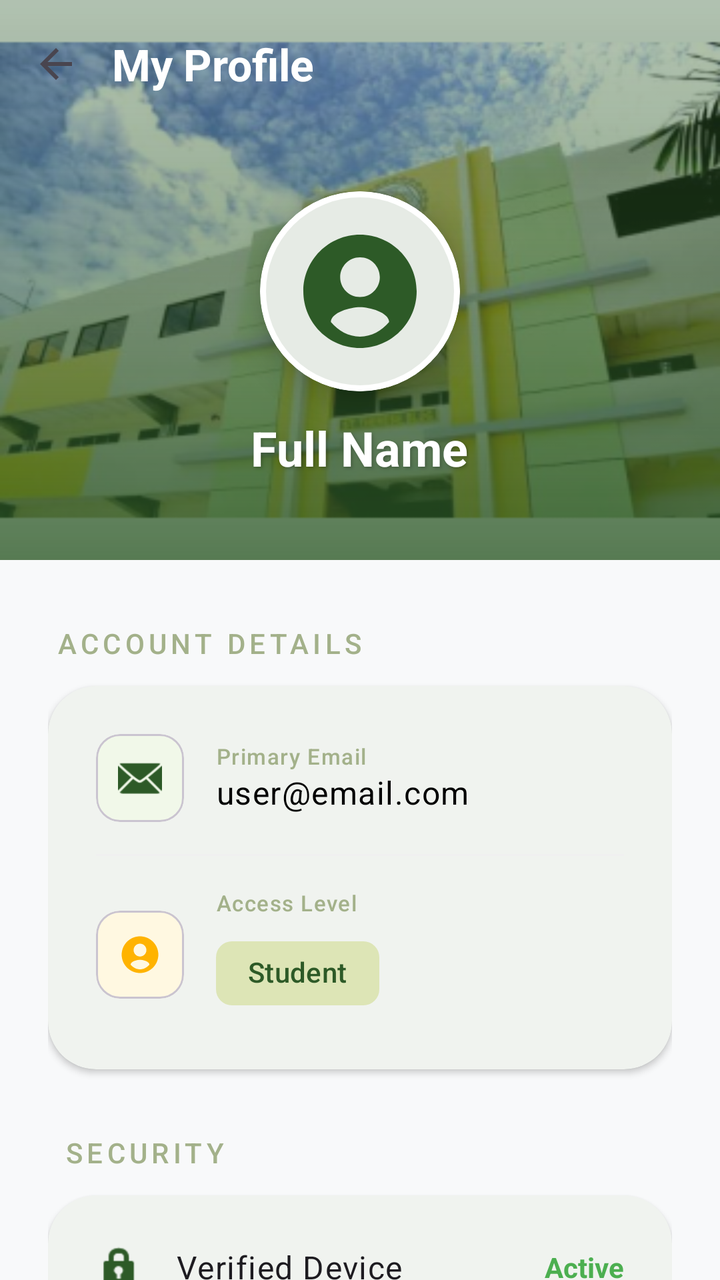
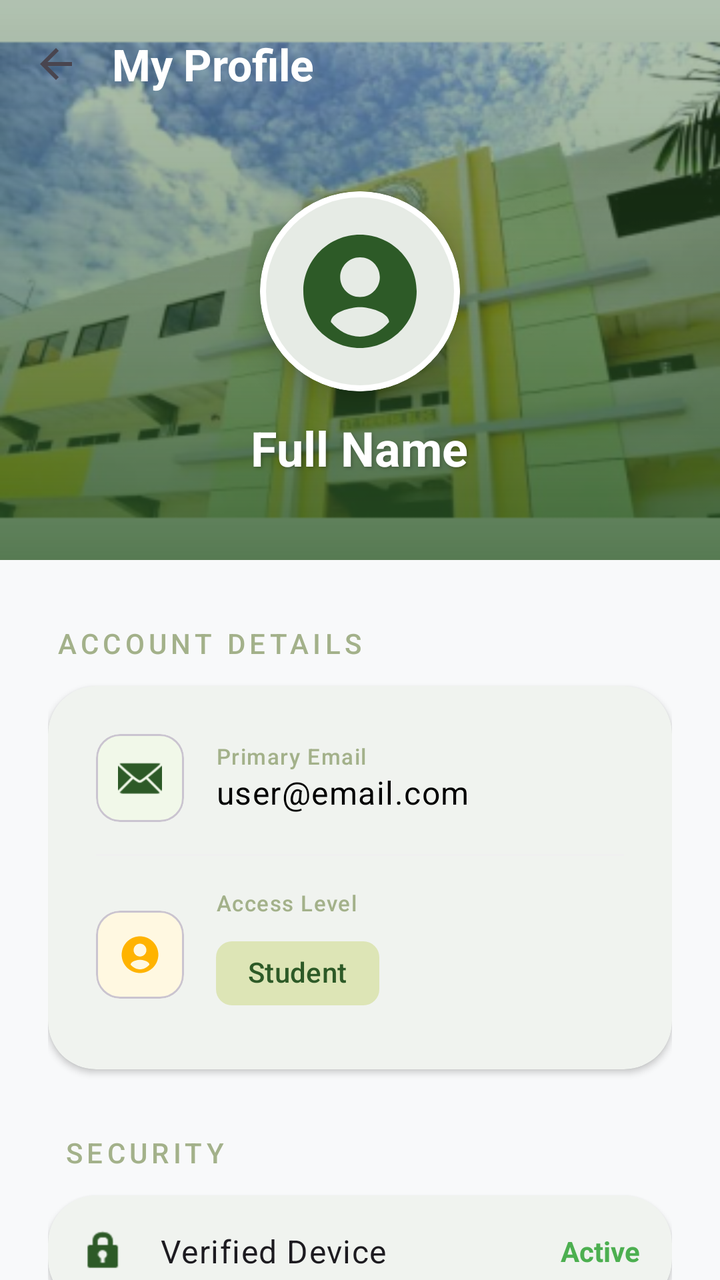

Before-and-after screenshots of an Android layout around one commit, followed by the original layout XML and the change that was made.
<!-- AndroidManifest.xml: application theme Theme.CampusAlert -->
<!-- res/layout/user_settings.xml -->
<?xml version="1.0" encoding="utf-8"?>
<androidx.coordinatorlayout.widget.CoordinatorLayout xmlns:android="http://schemas.android.com/apk/res/android"
    xmlns:app="http://schemas.android.com/apk/res-auto"
    xmlns:tools="http://schemas.android.com/tools"
    android:layout_width="match_parent"
    android:layout_height="match_parent"
    android:background="@color/light_gray">

    
    <com.google.android.material.appbar.AppBarLayout
        android:id="@+id/app_bar"
        android:layout_width="match_parent"
        android:layout_height="280dp"
        android:background="@android:color/transparent">

        <com.google.android.material.appbar.CollapsingToolbarLayout
            android:id="@+id/collapsing_toolbar"
            android:layout_width="match_parent"
            android:layout_height="match_parent"
            app:contentScrim="@color/forest_green"
            app:layout_scrollFlags="scroll|exitUntilCollapsed"
            app:titleEnabled="false">

            <FrameLayout
                android:layout_width="match_parent"
                android:layout_height="match_parent"
                app:layout_collapseMode="parallax">

                <ImageView
                    android:layout_width="match_parent"
                    android:layout_height="match_parent"
                    android:scaleType="centerCrop"
                    android:src="@mipmap/scc_bldg_background"
                    android:contentDescription="Campus Backdrop" />

                
                <View
                    android:layout_width="match_parent"
                    android:layout_height="match_parent"
                    android:background="@drawable/bg_green_scrim"
                    android:alpha="0.88" />
            </FrameLayout>

            <androidx.appcompat.widget.Toolbar
                android:id="@+id/toolbar"
                android:layout_width="match_parent"
                android:layout_height="?attr/actionBarSize"
                app:layout_collapseMode="pin"
                app:navigationIcon="?attr/homeAsUpIndicator"
                app:navigationIconTint="@color/white">

                <TextView
                    android:layout_width="wrap_content"
                    android:layout_height="wrap_content"
                    android:text="My Profile"
                    android:textAppearance="@style/TextAppearance.Material3.TitleLarge"
                    android:textColor="@color/white"
                    android:textStyle="bold" />
            </androidx.appcompat.widget.Toolbar>

            
            <LinearLayout
                android:layout_width="match_parent"
                android:layout_height="wrap_content"
                android:layout_gravity="bottom"
                android:gravity="center"
                android:orientation="vertical"
                android:paddingBottom="40dp"
                app:layout_collapseMode="parallax">

                <com.google.android.material.card.MaterialCardView
                    android:layout_width="100dp"
                    android:layout_height="100dp"
                    app:cardCornerRadius="50dp"
                    app:cardElevation="8dp"
                    app:strokeColor="@color/white"
                    app:strokeWidth="3dp">

                    <ImageView
                        android:id="@+id/profile_image_large"
                        android:layout_width="match_parent"
                        android:layout_height="match_parent"
                        android:padding="16dp"
                        android:src="@drawable/ic_account_circle"
                        app:tint="@color/forest_green"
                        android:contentDescription="Profile Picture" />
                </com.google.android.material.card.MaterialCardView>

                <TextView
                    android:id="@+id/text_user_name"
                    android:layout_width="wrap_content"
                    android:layout_height="wrap_content"
                    android:layout_marginTop="12dp"
                    android:text="Full Name"
                    android:textAppearance="@style/TextAppearance.Material3.HeadlineSmall"
                    android:textColor="@color/white"
                    android:textStyle="bold"
                    android:shadowColor="#40000000"
                    android:shadowDx="2"
                    android:shadowDy="2"
                    android:shadowRadius="4" />
            </LinearLayout>

        </com.google.android.material.appbar.CollapsingToolbarLayout>
    </com.google.android.material.appbar.AppBarLayout>

    <androidx.core.widget.NestedScrollView
        android:layout_width="match_parent"
        android:layout_height="match_parent"
        android:clipToPadding="false"
        app:layout_behavior="@string/appbar_scrolling_view_behavior">

        <LinearLayout
            android:layout_width="match_parent"
            android:layout_height="wrap_content"
            android:orientation="vertical"
            android:paddingHorizontal="24dp"
            android:paddingTop="32dp"
            android:paddingBottom="64dp">

            <TextView
                android:layout_width="wrap_content"
                android:layout_height="wrap_content"
                android:layout_marginStart="4dp"
                android:layout_marginBottom="12dp"
                android:text="ACCOUNT DETAILS"
                android:textAppearance="@style/TextAppearance.Material3.LabelLarge"
                android:textColor="@color/sage_green"
                android:letterSpacing="0.15" />

            <com.google.android.material.card.MaterialCardView
                android:layout_width="match_parent"
                android:layout_height="wrap_content"
                android:layout_marginBottom="32dp"
                app:cardCornerRadius="24dp"
                app:cardElevation="2dp"
                app:strokeWidth="0dp">

                <LinearLayout
                    android:layout_width="match_parent"
                    android:layout_height="wrap_content"
                    android:orientation="vertical"
                    android:padding="8dp">

                    
                    <LinearLayout
                        android:layout_width="match_parent"
                        android:layout_height="wrap_content"
                        android:gravity="center_vertical"
                        android:padding="16dp">
                        <com.google.android.material.card.MaterialCardView
                            android:layout_width="44dp"
                            android:layout_height="44dp"
                            app:cardBackgroundColor="#F1F8E9"
                            app:cardCornerRadius="12dp"
                            app:cardElevation="0dp">
                            <ImageView
                                android:layout_width="22dp"
                                android:layout_height="22dp"
                                android:layout_gravity="center"
                                android:src="@android:drawable/ic_dialog_email"
                                app:tint="@color/forest_green" />
                        </com.google.android.material.card.MaterialCardView>
                        <LinearLayout
                            android:layout_width="0dp"
                            android:layout_height="wrap_content"
                            android:layout_weight="1"
                            android:layout_marginStart="16dp"
                            android:orientation="vertical">
                            <TextView
                                android:layout_width="wrap_content"
                                android:layout_height="wrap_content"
                                android:text="Primary Email"
                                android:textAppearance="@style/TextAppearance.Material3.LabelSmall"
                                android:textColor="@color/sage_green" />
                            <TextView
                                android:id="@+id/text_user_email"
                                android:layout_width="wrap_content"
                                android:layout_height="wrap_content"
                                android:text="user@email.com"
                                android:textAppearance="@style/TextAppearance.Material3.BodyLarge"
                                android:textColor="@color/black" />
                        </LinearLayout>
                    </LinearLayout>

                    <View
                        android:layout_width="match_parent"
                        android:layout_height="1dp"
                        android:layout_marginHorizontal="16dp"
                        android:background="#F0F0F0" />

                    
                    <LinearLayout
                        android:layout_width="match_parent"
                        android:layout_height="wrap_content"
                        android:gravity="center_vertical"
                        android:padding="16dp">
                        <com.google.android.material.card.MaterialCardView
                            android:layout_width="44dp"
                            android:layout_height="44dp"
                            app:cardBackgroundColor="#FFF8E1"
                            app:cardCornerRadius="12dp"
                            app:cardElevation="0dp">
                            <ImageView
                                android:layout_width="22dp"
                                android:layout_height="22dp"
                                android:layout_gravity="center"
                                android:src="@drawable/ic_account_circle"
                                app:tint="@color/institutional_yellow" />
                        </com.google.android.material.card.MaterialCardView>
                        <LinearLayout
                            android:layout_width="0dp"
                            android:layout_height="wrap_content"
                            android:layout_weight="1"
                            android:layout_marginStart="16dp"
                            android:orientation="vertical">
                            <TextView
                                android:layout_width="wrap_content"
                                android:layout_height="wrap_content"
                                android:text="Access Level"
                                android:textAppearance="@style/TextAppearance.Material3.LabelSmall"
                                android:textColor="@color/sage_green" />
                            <com.google.android.material.chip.Chip
                                android:id="@+id/chip_user_role"
                                android:layout_width="wrap_content"
                                android:layout_height="wrap_content"
                                android:layout_marginTop="4dp"
                                android:text="Student"
                                android:textColor="@color/forest_green"
                                app:chipBackgroundColor="@color/soft_sage"
                                app:chipStrokeWidth="0dp"
                                app:chipMinHeight="32dp" />
                        </LinearLayout>
                    </LinearLayout>
                </LinearLayout>
            </com.google.android.material.card.MaterialCardView>

            
            <TextView
                android:layout_width="wrap_content"
                android:layout_height="wrap_content"
                android:layout_marginStart="8dp"
                android:layout_marginBottom="12dp"
                android:text="SECURITY"
                android:textAppearance="@style/TextAppearance.Material3.LabelLarge"
                android:textColor="@color/sage_green"
                android:letterSpacing="0.15" />

            <com.google.android.material.card.MaterialCardView
                android:layout_width="match_parent"
                android:layout_height="wrap_content"
                app:cardCornerRadius="24dp"
                app:cardElevation="2dp"
                app:strokeWidth="0dp">

                <LinearLayout
                    android:layout_width="match_parent"
                    android:layout_height="wrap_content"
                    android:orientation="vertical"
                    android:padding="8dp">

                    <LinearLayout
                        android:layout_width="match_parent"
                        android:layout_height="wrap_content"
                        android:padding="16dp"
                        android:gravity="center_vertical">
                        <ImageView
                            android:layout_width="24dp"
                            android:layout_height="24dp"
                            android:src="@android:drawable/ic_lock_idle_lock"
                            app:tint="@color/forest_green" />
                        <TextView
                            android:layout_width="0dp"
                            android:layout_height="wrap_content"
                            android:layout_weight="1"
                            android:layout_marginStart="16dp"
                            android:text="Verified Device"
                            android:textAppearance="@style/TextAppearance.Material3.BodyLarge" />
                        <TextView
                            android:layout_width="wrap_content"
                            android:layout_height="wrap_content"
                            android:text="Active"
                            android:textColor="#4CAF50"
                            android:textStyle="bold" />
                    </LinearLayout>
                </LinearLayout>
            </com.google.android.material.card.MaterialCardView>

            
            <com.google.android.material.button.MaterialButton
                android:id="@+id/btn_logout"
                style="@style/Widget.Material3.Button.TonalButton"
                android:layout_width="match_parent"
                android:layout_height="68dp"
                android:layout_marginTop="48dp"
                android:text="Sign Out of Account"
                android:textColor="#D32F2F"
                android:textStyle="bold"
                android:textSize="16sp"
                app:backgroundTint="#FDECEA"
                app:cornerRadius="20dp"
                app:icon="@android:drawable/ic_lock_power_off"
                app:iconGravity="textStart"
                app:iconPadding="16dp"
                app:iconSize="24dp"
                app:iconTint="#D32F2F" />

            <TextView
                android:layout_width="wrap_content"
                android:layout_height="wrap_content"
                android:layout_gravity="center_horizontal"
                android:layout_marginTop="48dp"
                android:text="CampusAlert • Version 1.0.0"
                android:textAppearance="@style/TextAppearance.Material3.LabelSmall"
                android:textColor="@color/sage_green"
                android:alpha="0.6" />

        </LinearLayout>
    </androidx.core.widget.NestedScrollView>

</androidx.coordinatorlayout.widget.CoordinatorLayout>
<!-- resources referenced by this layout -->
<resources>
  <color name="black">#FF000000</color>
  <color name="forest_green">#2D5A27</color>
  <color name="institutional_yellow">#FFB300</color>
  <color name="light_gray">#F8F9FA</color>
  <color name="sage_green">#A3B18A</color>
  <color name="soft_sage">#DDE5B6</color>
  <color name="white">#FFFFFFFF</color>
  <!-- drawable bg_green_scrim (drawable) -->
  <?xml version="1.0" encoding="utf-8"?>
  <shape xmlns:android="http://schemas.android.com/apk/res/android">
      <gradient
          android:angle="90"
          android:startColor="#E62D5A27"
          android:centerColor="#992D5A27"
          android:endColor="#662D5A27"
          android:type="linear" />
  </shape>
  <!-- drawable ic_account_circle (drawable) -->
  <vector xmlns:android="http://schemas.android.com/apk/res/android"
      android:width="24dp"
      android:height="24dp"
      android:viewportWidth="24"
      android:viewportHeight="24">
      <path
          android:fillColor="#FFFFFF"
          android:pathData="M12,2C6.48,2 2,6.48 2,12s4.48,10 10,10 10,-4.48 10,-10S17.52,2 12,2zM12,6c1.93,0 3.5,1.57 3.5,3.5S13.93,13 12,13s-3.5,-1.57 -3.5,-3.5S10.07,6 12,6zM12,20c-2.03,0 -3.8,-1.02 -5.14,-2.58 0.03,-1.71 3.48,-2.62 5.14,-2.62 1.65,0 5.1,0.91 5.14,2.62C15.8,18.98 14.03,20 12,20z" />
  </vector>
  <style name="Theme.CampusAlert" parent="Base.Theme.CampusAlert" />
  <style name="Base.Theme.CampusAlert" parent="Theme.Material3.DayNight.NoActionBar">
          
          <item name="colorPrimary">@color/primary</item>
          <item name="colorOnPrimary">@color/onPrimary</item>
          
          <item name="colorSecondary">@color/secondary</item>
          <item name="colorOnSecondary">@color/onSecondary</item>
          
          
          <item name="android:windowLayoutInDisplayCutoutMode">never</item>
          <item name="android:windowIsTranslucent">false</item>
          <item name="android:windowIsFloating">false</item>
          <item name="android:windowDrawsSystemBarBackgrounds">true</item>
          <item name="android:windowContentOverlay">@null</item>
  
          
          <item name="android:statusBarColor">@color/forest_green</item>
          <item name="android:navigationBarColor">#000000</item>
          
          
          <item name="android:windowBackground">@color/background</item>
          <item name="colorSurface">@color/surface</item>
          
          
          <item name="shapeAppearanceLargeComponent">@style/ShapeAppearance.CampusAlert.Large</item>
          <item name="shapeAppearanceMediumComponent">@style/ShapeAppearance.CampusAlert.Medium</item>
      </style>
  <color name="primary">@color/forest_green</color>
  <color name="onPrimary">@color/white</color>
  <color name="secondary">@color/sage_green</color>
  <color name="onSecondary">@color/black</color>
  <color name="background">@color/light_gray</color>
  <color name="surface">@color/white</color>
  <style name="ShapeAppearance.CampusAlert.Large" parent="ShapeAppearance.Material3.LargeComponent">
          <item name="cornerSize">16dp</item>
      </style>
  <style name="ShapeAppearance.CampusAlert.Medium" parent="ShapeAppearance.Material3.MediumComponent">
          <item name="cornerSize">12dp</item>
      </style>
  <!-- unchanged entries left out for length: 1 -->
</resources>

<!-- the commit's change to res/layout/user_settings.xml (unified diff, before → after) -->
@@ -1,7 +1,6 @@
 <?xml version="1.0" encoding="utf-8"?>
 <androidx.coordinatorlayout.widget.CoordinatorLayout xmlns:android="http://schemas.android.com/apk/res/android"
     xmlns:app="http://schemas.android.com/apk/res-auto"
-    xmlns:tools="http://schemas.android.com/tools"
     android:layout_width="match_parent"
     android:layout_height="match_parent"
     android:background="@color/light_gray">
@@ -31,7 +30,7 @@
                     android:layout_height="match_parent"
                     android:scaleType="centerCrop"
                     android:src="@mipmap/scc_bldg_background"
-                    android:contentDescription="Campus Backdrop" />
+                    android:contentDescription="@string/campus_backdrop" />
 
                 
                 <View
@@ -52,7 +51,7 @@
                 <TextView
                     android:layout_width="wrap_content"
                     android:layout_height="wrap_content"
-                    android:text="My Profile"
+                    android:text="@string/my_profile"
                     android:textAppearance="@style/TextAppearance.Material3.TitleLarge"
                     android:textColor="@color/white"
                     android:textStyle="bold" />
@@ -83,7 +82,7 @@
                         android:padding="16dp"
                         android:src="@drawable/ic_account_circle"
                         app:tint="@color/forest_green"
-                        android:contentDescription="Profile Picture" />
+                        android:contentDescription="@string/profile_picture" />
                 </com.google.android.material.card.MaterialCardView>
 
                 <TextView
@@ -91,7 +90,7 @@
                     android:layout_width="wrap_content"
                     android:layout_height="wrap_content"
                     android:layout_marginTop="12dp"
-                    android:text="Full Name"
+                    android:text="@string/full_name_placeholder"
                     android:textAppearance="@style/TextAppearance.Material3.HeadlineSmall"
                     android:textColor="@color/white"
                     android:textStyle="bold"
@@ -123,7 +122,7 @@
                 android:layout_height="wrap_content"
                 android:layout_marginStart="4dp"
                 android:layout_marginBottom="12dp"
-                android:text="ACCOUNT DETAILS"
+                android:text="@string/account_details_header"
                 android:textAppearance="@style/TextAppearance.Material3.LabelLarge"
                 android:textColor="@color/sage_green"
                 android:letterSpacing="0.15" />
@@ -159,7 +158,8 @@
                                 android:layout_height="22dp"
                                 android:layout_gravity="center"
                                 android:src="@android:drawable/ic_dialog_email"
-                                app:tint="@color/forest_green" />
+                                app:tint="@color/forest_green"
+                                android:contentDescription="@string/primary_email_label" />
                         </com.google.android.material.card.MaterialCardView>
                         <LinearLayout
                             android:layout_width="0dp"
@@ -170,14 +170,14 @@
                             <TextView
                                 android:layout_width="wrap_content"
                                 android:layout_height="wrap_content"
-                                android:text="Primary Email"
+                                android:text="@string/primary_email_label"
                                 android:textAppearance="@style/TextAppearance.Material3.LabelSmall"
                                 android:textColor="@color/sage_green" />
                             <TextView
                                 android:id="@+id/text_user_email"
                                 android:layout_width="wrap_content"
                                 android:layout_height="wrap_content"
-                                android:text="user@email.com"
+                                android:text="@string/user_email_mock"
                                 android:textAppearance="@style/TextAppearance.Material3.BodyLarge"
                                 android:textColor="@color/black" />
                         </LinearLayout>
@@ -217,7 +217,7 @@
                             <TextView
                                 android:layout_width="wrap_content"
                                 android:layout_height="wrap_content"
-                                android:text="Access Level"
+                                android:text="@string/access_level_label"
                                 android:textAppearance="@style/TextAppearance.Material3.LabelSmall"
                                 android:textColor="@color/sage_green" />
                             <com.google.android.material.chip.Chip
@@ -225,7 +225,7 @@
                                 android:layout_width="wrap_content"
                                 android:layout_height="wrap_content"
                                 android:layout_marginTop="4dp"
-                                android:text="Student"
+                                android:text="@string/student_role_label"
                                 android:textColor="@color/forest_green"
                                 app:chipBackgroundColor="@color/soft_sage"
                                 app:chipStrokeWidth="0dp"
@@ -241,7 +241,7 @@
                 android:layout_height="wrap_content"
                 android:layout_marginStart="8dp"
                 android:layout_marginBottom="12dp"
-                android:text="SECURITY"
+                android:text="@string/security_header"
                 android:textAppearance="@style/TextAppearance.Material3.LabelLarge"
                 android:textColor="@color/sage_green"
                 android:letterSpacing="0.15" />
@@ -252,12 +252,6 @@
                 app:cardCornerRadius="24dp"
                 app:cardElevation="2dp"
                 app:strokeWidth="0dp">
-
-                <LinearLayout
-                    android:layout_width="match_parent"
-                    android:layout_height="wrap_content"
-                    android:orientation="vertical"
-                    android:padding="8dp">
 
                     <LinearLayout
                         android:layout_width="match_parent"
@@ -268,22 +262,22 @@
                             android:layout_width="24dp"
                             android:layout_height="24dp"
                             android:src="@android:drawable/ic_lock_idle_lock"
-                            app:tint="@color/forest_green" />
+                            app:tint="@color/forest_green"
+                            android:contentDescription="@string/verified_device_label" />
                         <TextView
                             android:layout_width="0dp"
                             android:layout_height="wrap_content"
                             android:layout_weight="1"
                             android:layout_marginStart="16dp"
-                            android:text="Verified Device"
+                            android:text="@string/verified_device_label"
                             android:textAppearance="@style/TextAppearance.Material3.BodyLarge" />
                         <TextView
                             android:layout_width="wrap_content"
                             android:layout_height="wrap_content"
-                            android:text="Active"
+                            android:text="@string/active_status_label"
                             android:textColor="#4CAF50"
                             android:textStyle="bold" />
                     </LinearLayout>
-                </LinearLayout>
             </com.google.android.material.card.MaterialCardView>
 
             
@@ -293,7 +287,7 @@
                 android:layout_width="match_parent"
                 android:layout_height="68dp"
                 android:layout_marginTop="48dp"
-                android:text="Sign Out of Account"
+                android:text="@string/sign_out_account_label"
                 android:textColor="#D32F2F"
                 android:textStyle="bold"
                 android:textSize="16sp"
@@ -310,7 +304,7 @@
                 android:layout_height="wrap_content"
                 android:layout_gravity="center_horizontal"
                 android:layout_marginTop="48dp"
-                android:text="CampusAlert • Version 1.0.0"
+                android:text="@string/app_version_string"
                 android:textAppearance="@style/TextAppearance.Material3.LabelSmall"
                 android:textColor="@color/sage_green"
                 android:alpha="0.6" />
<!-- resource entries referenced after the edit -->
@@ -27,6 +27,20 @@
           android:fillColor="#FFFFFF"
           android:pathData="M12,2C6.48,2 2,6.48 2,12s4.48,10 10,10 10,-4.48 10,-10S17.52,2 12,2zM12,6c1.93,0 3.5,1.57 3.5,3.5S13.93,13 12,13s-3.5,-1.57 -3.5,-3.5S10.07,6 12,6zM12,20c-2.03,0 -3.8,-1.02 -5.14,-2.58 0.03,-1.71 3.48,-2.62 5.14,-2.62 1.65,0 5.1,0.91 5.14,2.62C15.8,18.98 14.03,20 12,20z" />
   </vector>
+  <string name="access_level_label">Access Level</string>
+  <string name="account_details_header">ACCOUNT DETAILS</string>
+  <string name="active_status_label">Active</string>
+  <string name="app_version_string">CampusAlert • Version 1.0.0</string>
+  <string name="campus_backdrop">Campus Backdrop</string>
+  <string name="full_name_placeholder">Full Name</string>
+  <string name="my_profile">My Profile</string>
+  <string name="primary_email_label">Primary Email</string>
+  <string name="profile_picture">Profile Picture</string>
+  <string name="security_header">SECURITY</string>
+  <string name="sign_out_account_label">Sign Out of Account</string>
+  <string name="student_role_label">Student</string>
+  <string name="user_email_mock">user@email.com</string>
+  <string name="verified_device_label">Verified Device</string>
   <style name="Theme.CampusAlert" parent="Base.Theme.CampusAlert" />
   <style name="Base.Theme.CampusAlert" parent="Theme.Material3.DayNight.NoActionBar">
           
